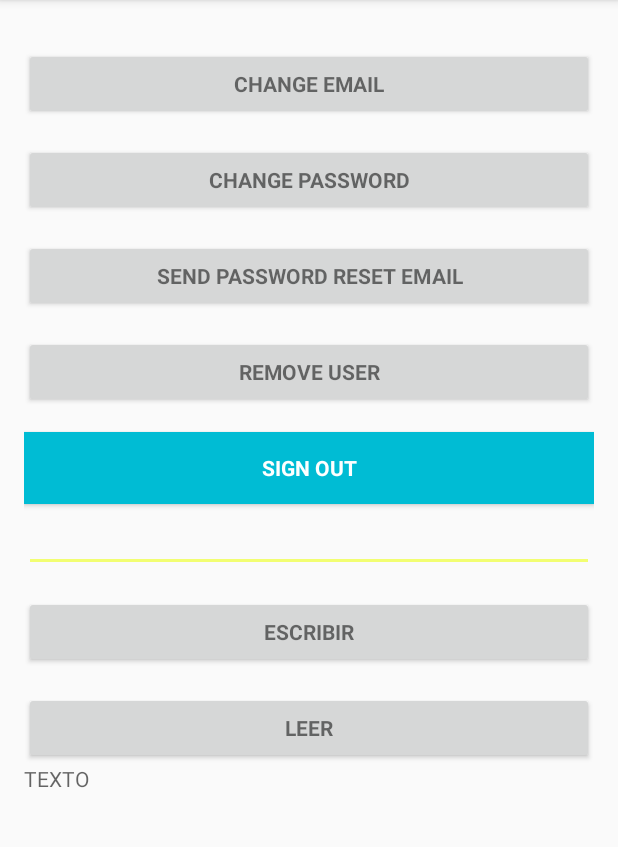
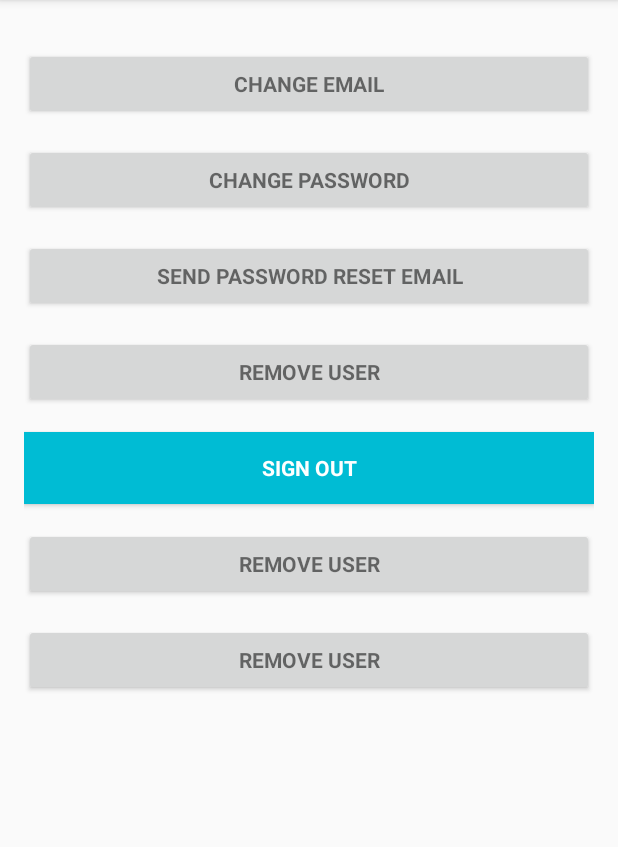
Before and after one commit to zhap19/UserAuthTest, an Android app: the screen it shows after launch once a user with an empty profile is signed in (MainActivity), on a phone screen of 412 x 824 dp, the part 84-931 px from its top. Run offline under Robolectric (Android 15) with nearby library versions, the phone set to English and light mode, and no system bars; our stand-ins replace Firebase (no records; nobody signed in at launch, a user with empty details on screens opened directly).

Commit message:
Añadida base de datos en tiempo real.

```diff
--- a/app/src/main/java/com/ensten/robert/userauthtest/MainActivity.java
+++ b/app/src/main/java/com/ensten/robert/userauthtest/MainActivity.java
@@ -1,11 +1,13 @@
 package com.ensten.robert.userauthtest;
+
+import android.support.v7.app.AppCompatActivity;
+import android.os.Bundle;
 
 import android.content.Intent;
 import android.os.Bundle;
 import android.support.annotation.NonNull;
 import android.support.v7.app.AppCompatActivity;
 import android.support.v7.widget.Toolbar;
-import android.util.Log;
 import android.view.View;
 import android.widget.Button;
 import android.widget.EditText;
@@ -26,14 +28,17 @@ import com.google.firebase.database.ValueEventListener;
 public class MainActivity extends AppCompatActivity {
 
     private Button btnChangeEmail, btnChangePassword, btnSendResetEmail, btnRemoveUser,
-            changeEmail, changePassword, sendEmail, remove, signOut, btnWrite, btnRead;
+            changeEmail, changePassword, sendEmail, remove, signOut, btnAddBuscadores, btnAddTarjetas;
 
-    private EditText oldEmail, newEmail, password, newPassword, writeEditText;
-    private TextView readTextView;
+    private TextView buscadores, tarjetas;
+    private EditText oldEmail, newEmail, password, newPassword;
     private ProgressBar progressBar;
     private FirebaseAuth.AuthStateListener authListener;
     private FirebaseAuth auth;
 
+    DatabaseReference mRootRef = FirebaseDatabase.getInstance().getReference();
+    DatabaseReference mBuscadoresRef = mRootRef.child("buscadores");
+    DatabaseReference mTarjetasRef = mRootRef.child("tarjetas");
 
     @Override
     protected void onCreate(Bundle savedInstanceState) {
@@ -63,10 +68,11 @@ public class MainActivity extends AppCompatActivity {
             }
         };
 
-        btnWrite = (Button) findViewById(R.id.writeButton);
-        btnRead = (Button) findViewById(R.id.readButton);
-        readTextView = (TextView) findViewById(R.id.readTextView);
-        writeEditText = (EditText) findViewById(R.id.writeEditText);
+        btnAddBuscadores =  (Button) findViewById(R.id.addBuscadores);
+        btnAddTarjetas = (Button) findViewById(R.id.addTarjetas);
+
+        buscadores = (TextView) findViewById(R.id.textViewBuscadores);
+        tarjetas = (TextView) findViewById(R.id.textViewTarjetas);
 
         btnChangeEmail = (Button) findViewById(R.id.change_email_button);
         btnChangePassword = (Button) findViewById(R.id.change_password_button);
@@ -97,61 +103,6 @@ public class MainActivity extends AppCompatActivity {
         if (progressBar != null) {
             progressBar.setVisibility(View.GONE);
         }
-
-        btnWrite.setOnClickListener(new View.OnClickListener() {
-            @Override
-            public void onClick(View v) {
-                // Write on database
-                FirebaseDatabase database = FirebaseDatabase.getInstance();
-                DatabaseReference myRef = database.getReference("name");
-                myRef.setValue(writeEditText.getText().toString());
-
-                // Read from the database
-                myRef.addValueEventListener(new ValueEventListener() {
-                    @Override
-                    public void onDataChange(DataSnapshot dataSnapshot) {
-                        // This method is called once with the initial value and again
-                        // whenever data at this location is updated.
-                        String value = dataSnapshot.getValue(String.class);
-                        Log.d("name", "Value is: " + value);
-                        readTextView.setText(value);
-
-                    }
-
-                    @Override
-                    public void onCancelled(DatabaseError error) {
-                        // Failed to read value
-                        Log.w("message", "Failed to read value.", error.toException());
-                    }
-                });
-            }
-        });
-
-        btnRead.setOnClickListener(new View.OnClickListener() {
-            @Override
-            public void onClick(View v) {
-
-                FirebaseDatabase database = FirebaseDatabase.getInstance();
-                final DatabaseReference myRef = database.getReference("cc");
-
-                ValueEventListener postListener = new ValueEventListener() {
-                    @Override
-                    public void onDataChange(DataSnapshot dataSnapshot) {
-                        // Get Post object and use the values to update the UI
-                        String value = dataSnapshot.getValue(String.class);
-                        // ...
-                    }
-
-                    @Override
-                    public void onCancelled(DatabaseError databaseError) {
-                        // Getting Post failed, log a message
-                        Log.w("cc", "loadPost:onCancelled", databaseError.toException());
-                        // ...
-                    }
-                };
-                myRef.addValueEventListener(postListener);
-            }
-        });
 
         btnChangeEmail.setOnClickListener(new View.OnClickListener() {
             @Override
@@ -325,6 +276,50 @@ public class MainActivity extends AppCompatActivity {
     public void onStart() {
         super.onStart();
         auth.addAuthStateListener(authListener);
+
+        mBuscadoresRef.addValueEventListener(new ValueEventListener() {
+            @Override
+            public void onDataChange(DataSnapshot dataSnapshot) {
+                String text = dataSnapshot.getValue(String.class);
+                buscadores.setText(text);
+            }
+
+            @Override
+            public void onCancelled(DatabaseError databaseError) {
+
+            }
+        });
+
+        mTarjetasRef.addValueEventListener(new ValueEventListener() {
+            @Override
+            public void onDataChange(DataSnapshot dataSnapshot) {
+                String text = dataSnapshot.getValue(String.class);
+                tarjetas.setText(text);
+            }
+
+            @Override
+            public void onCancelled(DatabaseError databaseError) {
+
+            }
+        });
+
+        btnAddBuscadores.setOnClickListener(new View.OnClickListener() {
+            @Override
+            public void onClick(View v) {
+                int numero = Integer.parseInt(buscadores.getText().toString());
+                String total = ""+(numero+1);
+                mBuscadoresRef.setValue(total);
+            }
+        });
+
+        btnAddTarjetas.setOnClickListener(new View.OnClickListener() {
+            @Override
+            public void onClick(View v) {
+                int numero = Integer.parseInt(tarjetas.getText().toString());
+                String total = ""+(numero+1);
+                mTarjetasRef.setValue(total);
+            }
+        });
     }
 
     @Override
--- a/app/src/main/res/layout/activity_main.xml
+++ b/app/src/main/res/layout/activity_main.xml
@@ -23,11 +23,6 @@
 
     </android.support.design.widget.AppBarLayout>
 
-    <ScrollView
-        android:layout_width="match_parent"
-        android:layout_height="match_parent"
-        app:layout_behavior="@string/appbar_scrolling_view_behavior"
-        >
     <LinearLayout
         android:layout_width="match_parent"
         android:layout_height="wrap_content"
@@ -36,7 +31,7 @@
         android:paddingLeft="@dimen/activity_horizontal_margin"
         android:paddingRight="@dimen/activity_horizontal_margin"
         android:paddingTop="@dimen/activity_vertical_margin"
-        >
+        app:layout_behavior="@string/appbar_scrolling_view_behavior">
 
         <EditText
             android:id="@+id/old_email"
@@ -83,7 +78,7 @@
         <Button
             android:id="@+id/changeEmail"
             style="?android:textAppearanceSmall"
-            android:layout_width="match_parent"
+            android:layout_width="wrap_content"
             android:layout_height="wrap_content"
             android:layout_marginTop="16dp"
             android:background="@color/colorPrimaryDark"
@@ -94,7 +89,7 @@
         <Button
             android:id="@+id/changePass"
             style="?android:textAppearanceSmall"
-            android:layout_width="match_parent"
+            android:layout_width="wrap_content"
             android:layout_height="wrap_content"
             android:layout_marginTop="16dp"
             android:background="@color/colorPrimaryDark"
@@ -105,7 +100,7 @@
         <Button
             android:id="@+id/send"
             style="?android:textAppearanceSmall"
-            android:layout_width="match_parent"
+            android:layout_width="wrap_content"
             android:layout_height="wrap_content"
             android:layout_marginTop="16dp"
             android:background="@color/colorPrimaryDark"
@@ -122,7 +117,7 @@
         <Button
             android:id="@+id/remove"
             style="?android:textAppearanceSmall"
-            android:layout_width="match_parent"
+            android:layout_width="wrap_content"
             android:layout_height="wrap_content"
             android:layout_marginTop="16dp"
             android:background="@color/colorPrimaryDark"
@@ -176,36 +171,35 @@
             android:text="@string/btn_sign_out"
             android:textColor="@android:color/white"
             android:textStyle="bold" />
-        <EditText
-            android:id="@+id/writeEditText"
-            android:layout_width="match_parent"
-            android:layout_height="wrap_content"
-            />
 
         <Button
-            android:id="@+id/writeButton"
+            android:id="@+id/addBuscadores"
             style="?android:textAppearanceSmall"
             android:layout_width="match_parent"
             android:layout_height="wrap_content"
             android:layout_marginTop="16dp"
-            android:text="Escribir"
+            android:text="@string/remove_user"
             android:textStyle="bold" />
 
         <Button
-            android:id="@+id/readButton"
+            android:id="@+id/addTarjetas"
             style="?android:textAppearanceSmall"
             android:layout_width="match_parent"
             android:layout_height="wrap_content"
             android:layout_marginTop="16dp"
-            android:text="Leer"
+            android:text="@string/remove_user"
             android:textStyle="bold" />
 
         <TextView
-            android:id="@+id/readTextView"
-            android:layout_width="wrap_content"
+            android:id="@+id/textViewBuscadores"
             android:layout_height="wrap_content"
-            android:hint="TEXTO"/>
+            android:layout_width="wrap_content"/>
+
+        <TextView
+            android:id="@+id/textViewTarjetas"
+            android:layout_height="wrap_content"
+            android:layout_width="wrap_content"/>
 
     </LinearLayout>
-    </ScrollView>
+
 </android.support.design.widget.CoordinatorLayout>
```
Also changed, not shown: app/build.gradle (+6 -25 lines), app/src/main/java/com/ensten/robert/userauthtest/LoginActivity.java (+0 -9 lines).
